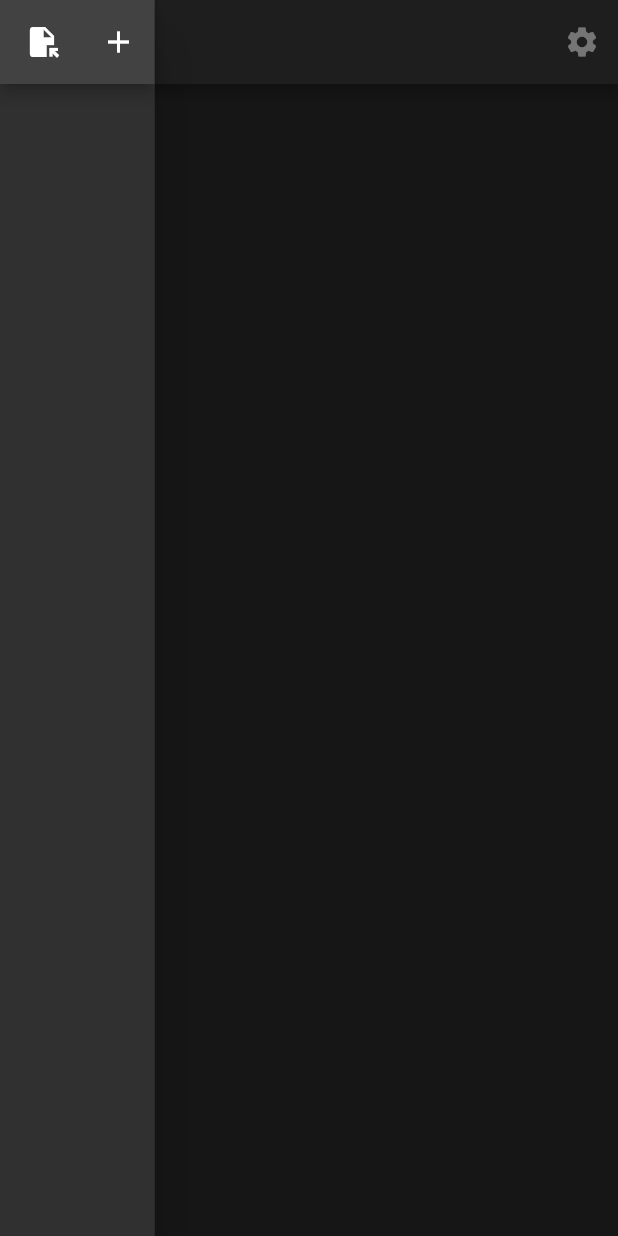
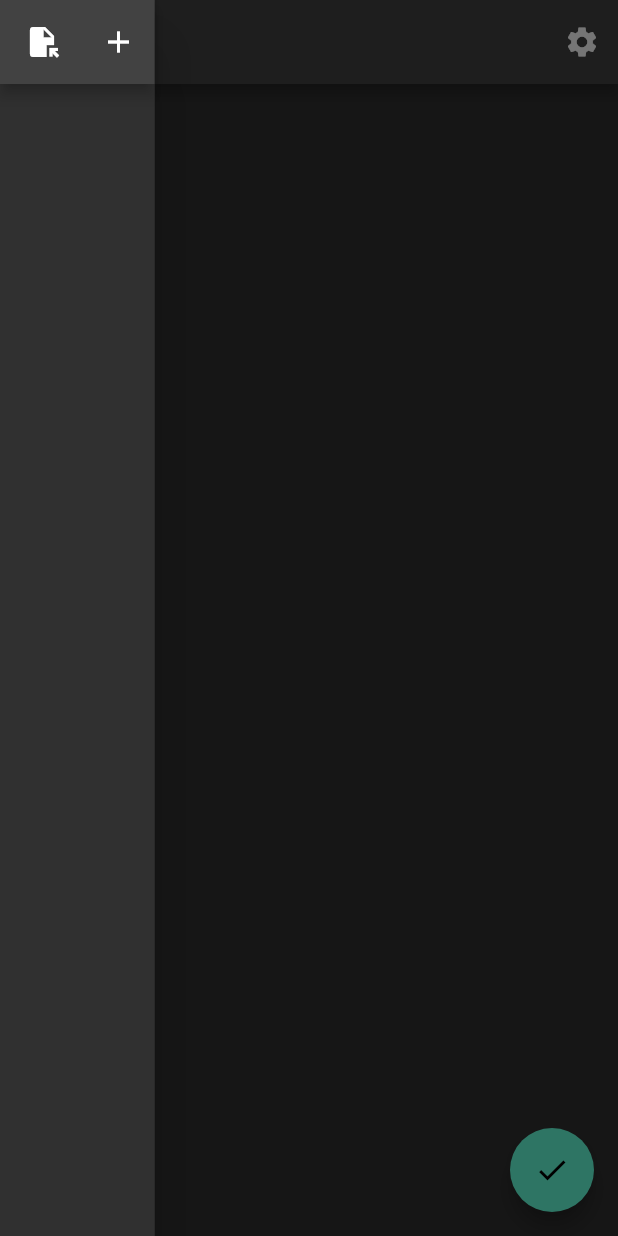
Before and after one commit to shAdow-XJY/writing_wirter, a Flutter app: the screen it shows after launch, with the side drawer open, on a phone screen of 412 x 824 dp. Run offline on Flutter 3.47's test engine with Material 2 defaults, Android fonts, the phone set to English and light mode, and no system bars; our stand-ins replace flutter_redux, redux; missing offline and left inert: blur_glass.

Commit message:
init float button, detail container, right drawer

```diff
--- /dev/null
+++ b/lib/components/float_button.dart
@@ -0,0 +1,40 @@
+import 'package:flutter/material.dart';
+
+class FloatButton extends StatefulWidget {
+  final VoidCallback callback;
+  const FloatButton(
+      {
+        Key? key,
+        required this.callback,
+      }) : super(key: key);
+
+  @override
+  State<FloatButton> createState() => _FloatButtonState();
+}
+
+class _FloatButtonState extends State<FloatButton>{
+  bool clickAgain = true;
+
+  @override
+  void initState() {
+    super.initState();
+  }
+
+  @override
+  void dispose() {
+    super.dispose();
+  }
+
+  @override
+  Widget build(BuildContext context) {
+    return FloatingActionButton(
+      tooltip: '详情框',
+      onPressed: () {
+        clickAgain = !clickAgain;
+        widget.callback();
+      },
+      child: Icon(clickAgain ? Icons.check : Icons.close),
+    );
+  }
+
+}
--- a/lib/components/left_drawer.dart
+++ b/lib/components/left_drawer.dart
@@ -34,7 +34,7 @@ class _LeftDrawerState extends State<LeftDrawer> {
             return Scaffold(
               appBar: AppBar(
                 centerTitle: true,
-                title: const Text('Directory'),
+                title: const Text('目录'),
                 leading: IconButton(
                   icon: const Icon(Icons.file_open),
                   onPressed: () {
--- a/lib/pages/home_page/home_page.dart
+++ b/lib/pages/home_page/home_page.dart
@@ -2,6 +2,8 @@ import 'package:blur_glass/blur_glass.dart';
 import 'package:flutter/material.dart';
 import 'package:flutter_redux/flutter_redux.dart';
 import 'package:redux/redux.dart';
+import 'package:writing_writer2/components/detail_container.dart';
+import 'package:writing_writer2/components/float_button.dart';
 
 import '../../components/left_drawer.dart';
 import '../../components/right_drawer.dart';
@@ -32,6 +34,9 @@ class _MyHomePageState extends State<MyHomePage> {
 
   /// 输入框的内容
   String currentText = "";
+
+  /// 详情框打开状态
+  bool isDetailOpened = false;
 
   @override
   void initState() {
@@ -153,10 +158,14 @@ class _MyHomePageState extends State<MyHomePage> {
           drawerEdgeDragWidth: screenSize.width / 2.0,
           drawer: const LeftDrawer(),
           endDrawer: const RightDrawer(),
-          body: SingleChildScrollView(
+          body: Row(
+            children: [
+              Expanded(
+                flex: 2,
+                child: SingleChildScrollView(
                     padding: EdgeInsets.symmetric(
-                vertical: screenSize.height / 12.0,
-                horizontal: screenSize.width / 5.0),
+                        vertical: screenSize.height / (isDetailOpened ? 36.0 : 12.0),
+                        horizontal: screenSize.width / (isDetailOpened ? 15.0 : 5.0)),
                     child: Column(
                       mainAxisAlignment: MainAxisAlignment.start,
                       children: <Widget>[
@@ -176,11 +185,19 @@ class _MyHomePageState extends State<MyHomePage> {
                       ],
                     ),
                   ),
-          // floatingActionButton: FloatingActionButton(
-          //   onPressed: _incrementCounter,
-          //   tooltip: 'Increment',
-          //   child: const Icon(Icons.add),
-          // ),
+              ),
+              isDetailOpened
+                  ? const Expanded(flex: 1, child: DetailContainer())
+                  : const SizedBox()
+            ],
+          ),
+          floatingActionButton: FloatButton(
+            callback: () {
+              setState(() {
+                isDetailOpened = !isDetailOpened;
+              });
+            },
+          )
         );
       },
     );
```
Also changed, not shown: lib/components/animation_drawer.dart (added, +43 -0 lines), lib/components/detail_container.dart (added, +35 -0 lines), lib/components/right_drawer.dart (+45 -1 lines), 1 other file. Lines whose indentation alone changed are shown as unchanged.
